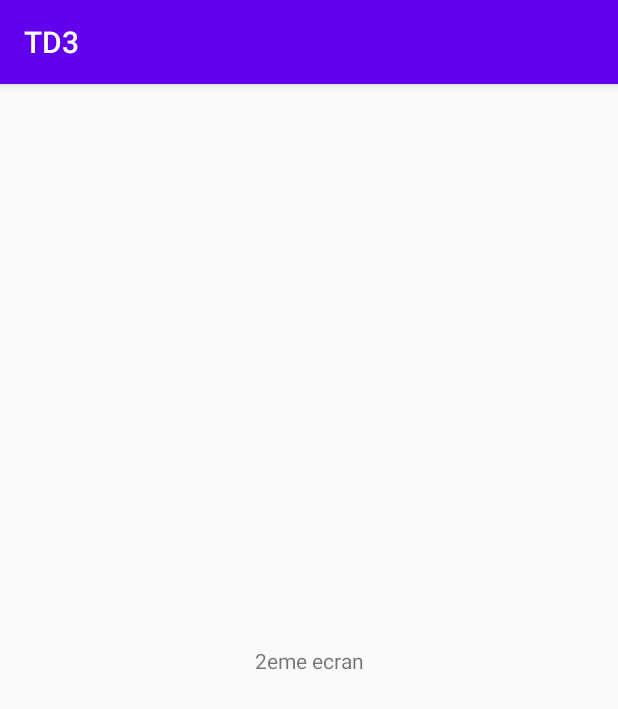
After one commit to DamienDvlt/TD3, an Android app: the DetailActivity screen opened directly, with no data from a screen before it, on a phone screen of 412 x 824 dp. The commit adds this screen. Shown: the top 709 px of the screen. Run offline under Robolectric (Android 15) with nearby library versions, the phone set to English and light mode, and no system bars; 1 statement that could not run was skipped.

Commit message:
AJout donnée ecran detail

```diff
--- a/app/src/main/AndroidManifest.xml
+++ b/app/src/main/AndroidManifest.xml
@@ -18,6 +18,7 @@
                 <category android:name="android.intent.category.LAUNCHER" />
             </intent-filter>
         </activity>
+        <activity android:name=".view.DetailActivity" />
     </application>
 
 </manifest>
--- /dev/null
+++ b/app/src/main/java/com/example/td3/view/DetailActivity.java
@@ -0,0 +1,32 @@
+package com.example.td3.view;
+
+import android.content.Intent;
+import android.os.Bundle;
+import android.widget.TextView;
+
+import androidx.appcompat.app.AppCompatActivity;
+
+import com.example.td3.R;
+import com.example.td3.Singletons;
+import com.example.td3.model.PokeEvolution;
+
+public class DetailActivity extends AppCompatActivity {
+
+    private TextView textDetail;
+
+    @Override
+    protected void onCreate(Bundle savedInstanceState) {
+        super.onCreate(savedInstanceState);
+        setContentView(R.layout.activity_detail);
+
+        textDetail = findViewById(R.id.detail_text);
+        Intent intent = getIntent();
+        String pokeEvolutionJson = intent.getStringExtra("pokeEvolutionKey");
+        PokeEvolution pokeEvolution = Singletons.getGson().fromJson(pokeEvolutionJson, PokeEvolution.class);
+        showDetail(pokeEvolution);
+    }
+
+    private void showDetail(PokeEvolution pokeEvolution) {
+        textDetail.setText(pokeEvolution.getUrl());
+    }
+}
--- a/app/src/main/java/com/example/td3/view/MainActivity.java
+++ b/app/src/main/java/com/example/td3/view/MainActivity.java
@@ -4,6 +4,7 @@ import androidx.appcompat.app.AppCompatActivity;
 import androidx.recyclerview.widget.LinearLayoutManager;
 import androidx.recyclerview.widget.RecyclerView;
 
+import android.content.Intent;
 import android.os.Bundle;
 import android.widget.Toast;
 
@@ -63,6 +64,8 @@ public class MainActivity extends AppCompatActivity {
     }
 
     public void navigateToDetails(PokeEvolution pokeEvolution) {
-        Toast.makeText(getApplicationContext(), "navigation", Toast.LENGTH_SHORT).show();
+        Intent myIntent = new Intent(MainActivity.this, DetailActivity.class);
+        myIntent.putExtra("pokeEvolutionKey", Singletons.getGson().toJson(pokeEvolution));
+        MainActivity.this.startActivity(myIntent);
     }
 }
--- /dev/null
+++ b/app/src/main/res/layout/activity_detail.xml
@@ -0,0 +1,20 @@
+<?xml version="1.0" encoding="utf-8"?>
+<androidx.constraintlayout.widget.ConstraintLayout xmlns:android="http://schemas.android.com/apk/res/android"
+    xmlns:app="http://schemas.android.com/apk/res-auto"
+    xmlns:tools="http://schemas.android.com/tools"
+    android:layout_width="match_parent"
+    android:layout_height="match_parent"
+    tools:context=".view.MainActivity">
+
+    <TextView
+        android:id="@+id/detail_text"
+        android:layout_width="wrap_content"
+        android:layout_height="wrap_content"
+        android:text="@string/detail_text"
+        app:layout_constraintBottom_toBottomOf="parent"
+        app:layout_constraintLeft_toLeftOf="parent"
+        app:layout_constraintRight_toRightOf="parent"
+        app:layout_constraintTop_toTopOf="parent" />
+
+
+</androidx.constraintlayout.widget.ConstraintLayout>
--- a/app/src/main/res/values/strings.xml
+++ b/app/src/main/res/values/strings.xml
@@ -1,3 +1,4 @@
 <resources>
     <string name="app_name">TD3</string>
+    <string name="detail_text">2eme ecran</string>
 </resources>
```
